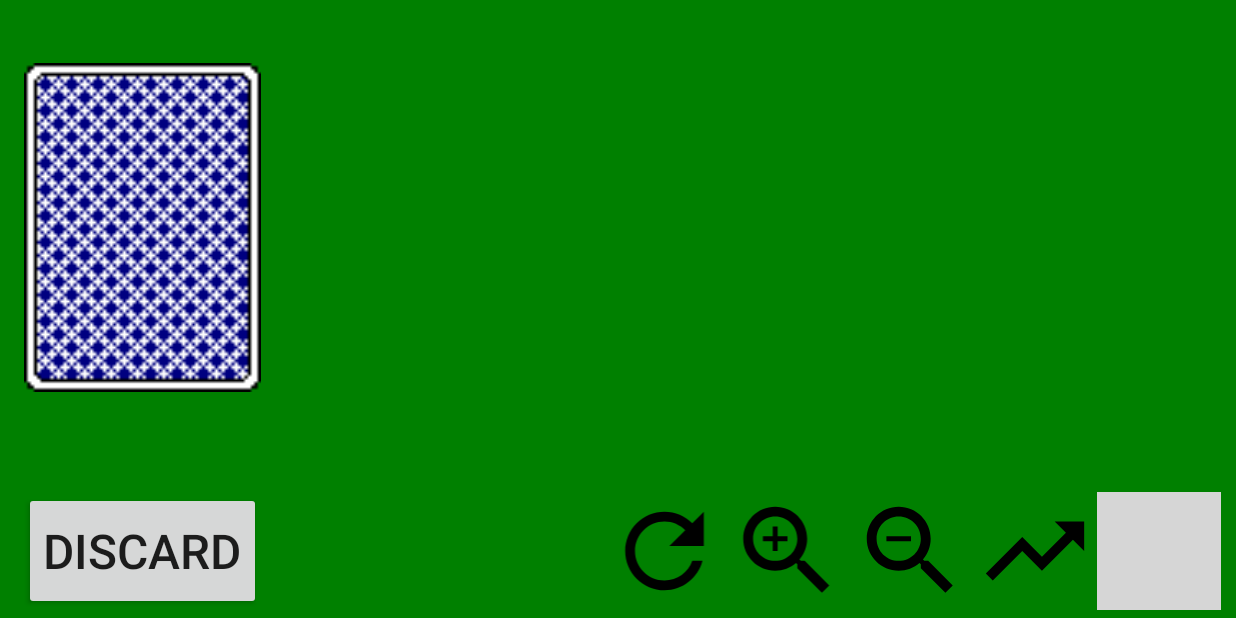
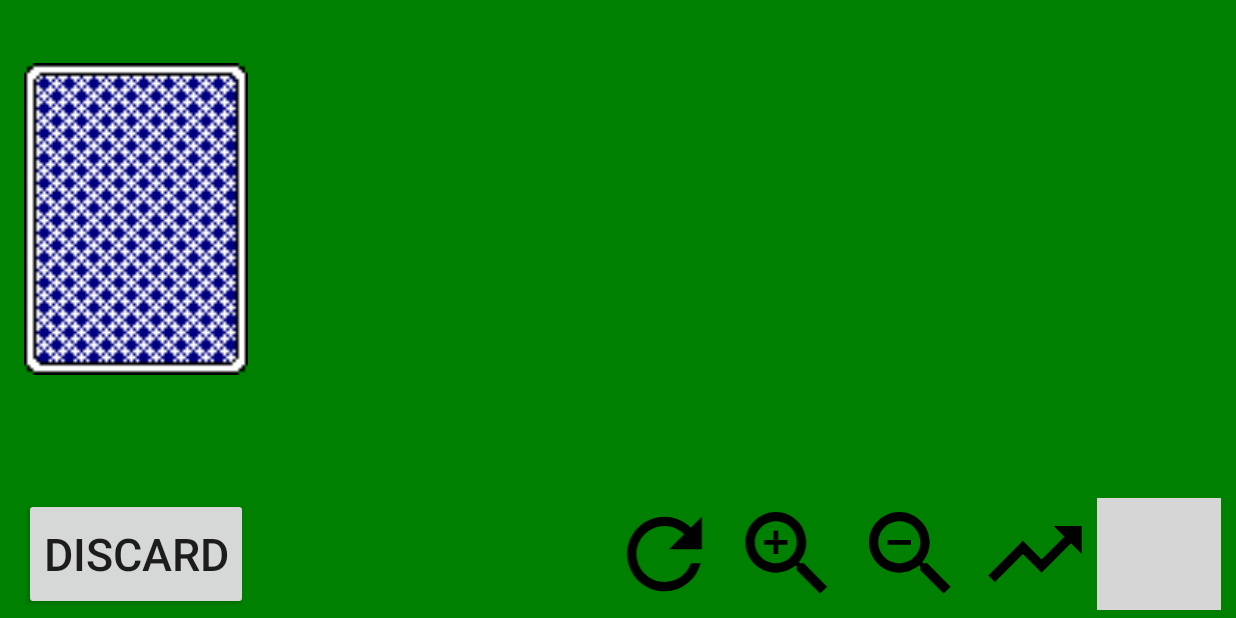
Before and after one commit to whimsydigital/ingeldop-solitaire, an Android app: the screen it shows after launch (IngeldopActivity), on a phone screen of 824 x 412 dp (held sideways). Run offline under Robolectric (Android 15) with nearby library versions, the phone set to English and light mode, and no system bars; grey boxes are pictures that could not be loaded.

Commit message:
Added zoom values based on screen size

```diff
--- a/app/src/main/java/com/whimsydigital/ingeldop/IngeldopActivity.java
+++ b/app/src/main/java/com/whimsydigital/ingeldop/IngeldopActivity.java
@@ -1,6 +1,7 @@
 package com.whimsydigital.ingeldop;
 
 
+import android.content.res.Resources;
 import android.support.constraint.ConstraintLayout;
 import android.support.v7.app.AppCompatActivity;
 import android.os.Bundle;
@@ -14,8 +15,7 @@ import android.widget.Toast;
 public class IngeldopActivity extends AppCompatActivity implements View.OnClickListener {
     public Ingeldop game;
 
-
-
+    // Zoom margins
     private int marginBetween;
     private int marginBetweenStep;
     private int marginBetweenMin;
@@ -25,8 +25,11 @@ public class IngeldopActivity extends AppCompatActivity implements View.OnClickL
     HorizontalScrollView scrollView;
     DealButton dealButton;
     View discardButton;
+    View newGameButton;
+    View zoomInButton;
     View zoomOutButton;
-    View zoomInButton;
+    View statsButton;
+    View settingsButton;
     View handView;
 
     // Layout params used for zooming
@@ -37,36 +40,54 @@ public class IngeldopActivity extends AppCompatActivity implements View.OnClickL
     @Override
     protected void onCreate(Bundle state) {
         super.onCreate(state);
-        setContentView(R.layout.gamelayout);  // Set layout
-        findViewById(R.id.discardButton).setOnClickListener(this);
-        findViewById(R.id.dealButton).setOnClickListener(this);
-        findViewById(R.id.newGameButton).setOnClickListener(this);
-        findViewById(R.id.zoomInButton).setOnClickListener(this);
-        findViewById(R.id.zoomOutButton).setOnClickListener(this);
-        findViewById(R.id.statsButton).setOnClickListener(this);
-        findViewById(R.id.settingsButton).setOnClickListener(this);
 
-        marginBetween     = 100;  // TODO: loaded from saved state
-        marginBetweenStep = 30;   // TODO: based on screen size
-        marginBetweenMin  = 10;   // TODO: based on screen size
-        marginBetweenMax  = 400;  // TODO: based on screen size
+        // Set layout for this activity
+        setContentView(R.layout.gamelayout);
 
         // Save UI elements we interact with
-        scrollView    = findViewById(R.id.scrollView);
-        dealButton    = findViewById(R.id.dealButton);
-        discardButton = findViewById(R.id.discardButton);
-        zoomOutButton = findViewById(R.id.zoomOutButton);
-        zoomInButton  = findViewById(R.id.zoomInButton);
-        handView      = findViewById(R.id.handView);
+        scrollView     = findViewById(R.id.scrollView);
+        dealButton     = findViewById(R.id.dealButton);
+        discardButton  = findViewById(R.id.discardButton);
+        newGameButton  = findViewById(R.id.newGameButton);
+        zoomInButton   = findViewById(R.id.zoomInButton);
+        zoomOutButton  = findViewById(R.id.zoomOutButton);
+        statsButton    = findViewById(R.id.statsButton);
+        settingsButton = findViewById(R.id.settingsButton);
+        handView       = findViewById(R.id.handView);
 
-        // Layout params for zooming
+        // Save layout params for zooming
         dealButtonLayoutParams = (ConstraintLayout.LayoutParams) dealButton.getLayoutParams();
 
+        // Set all out click listeners
+        dealButton.setOnClickListener(this);
+        discardButton.setOnClickListener(this);
+        newGameButton.setOnClickListener(this);
+        zoomInButton.setOnClickListener(this);
+        zoomOutButton.setOnClickListener(this);
+        statsButton.setOnClickListener(this);
+        settingsButton.setOnClickListener(this);
 
+        // Get info needed to calculate zoom margins
+        final int screenHeight = Resources.getSystem().getDisplayMetrics().heightPixels;
+        final double marginBetweenFraction     = Double.parseDouble(getString(R.string.marginBetweenFraction));
+        final double marginBetweenStepFraction = Double.parseDouble(getString(R.string.marginBetweenStepFraction));
+        final double marginBetweenMinFraction  = Double.parseDouble(getString(R.string.marginBetweenMinFraction));
+        final double marginBetweenMaxFraction  = Double.parseDouble(getString(R.string.marginBetweenMaxFraction));
+
+        // Calculate zoom margins based on screen size
+        marginBetween     = (int) (screenHeight*marginBetweenFraction);
+        marginBetweenStep = (int) (screenHeight*marginBetweenStepFraction);
+        marginBetweenMin  = (int) (screenHeight*marginBetweenMinFraction);
+        marginBetweenMax  = (int) (screenHeight*marginBetweenMaxFraction);
+
+        // Initialize game in case no saved game
         game = new Ingeldop();
-        doZoom(false, false);  // Update scale
 
-//        restoreState();          // Try to load saved state
+        // Try to load saved state
+        restoreState(getString(R.string.saveFilename));
+
+        // Update UI zoom based on saved or defaults
+        doZoom(false, false);
     }
 
 
@@ -195,7 +216,10 @@ public class IngeldopActivity extends AppCompatActivity implements View.OnClickL
     }
 
 
-//    void saveState() {
+    /**
+     *
+     */
+    private void saveState(String filename) {
 //        // Build file contents
 //        StringBuilder out = new StringBuilder();
 //        out.append("game:" + game + '\n');
@@ -211,9 +235,13 @@ public class IngeldopActivity extends AppCompatActivity implements View.OnClickL
 //        } catch (IOException e) {
 //            Log.e("saveState()", "ERROR writing file", e);
 //        }
-//    }
+    }
 
-//    void restoreState() {
+
+    /**
+     *
+     */
+    private void restoreState(String filename) {
 //        File file = new File(this.getFilesDir(), getString(R.string.saveFilename));
 //        try {
 //            // Read file into string
@@ -239,12 +267,13 @@ public class IngeldopActivity extends AppCompatActivity implements View.OnClickL
 //            scale = 1;
 //        }
 //        update();
-//    }
+    }
+
 
     @Override
     public void onSaveInstanceState(Bundle state) {
         super.onSaveInstanceState(state);
-//        saveState();
+        saveState(getString(R.string.saveFilename));
     }
 
 }
--- a/app/src/main/res/values/strings.xml
+++ b/app/src/main/res/values/strings.xml
@@ -10,6 +10,14 @@
 
     <string name="defaultOverlap">0.8</string>
 
+    <!-- Default values used for zooming margins. These are
+         expressed as a fraction of the screen size. -->
+    <string name="marginBetweenFraction">0.2</string>
+    <string name="marginBetweenStepFraction">0.01</string>
+    <string name="marginBetweenMinFraction">0.05</string>
+    <string name="marginBetweenMaxFraction">0.3</string>
+
+
     <!-- Filenames for settings and stats -->
     <string name="saveFilename">saveState</string>
     <string name="statsFilename">stats</string>
```
